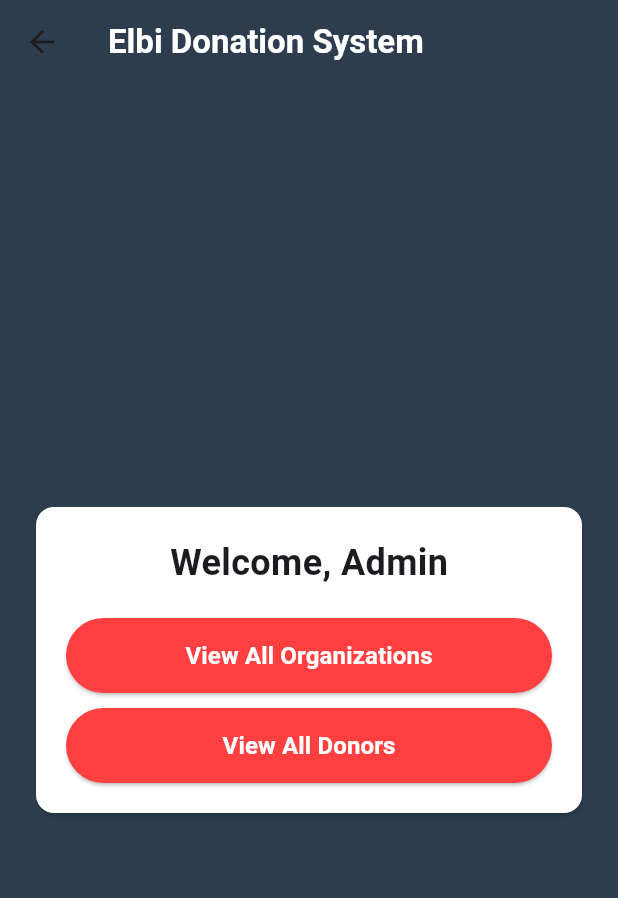
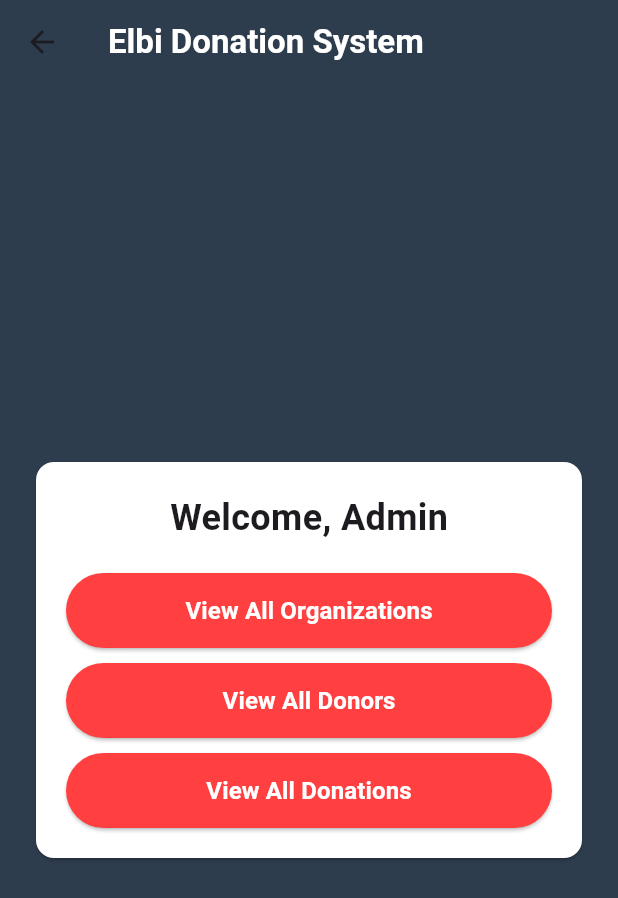
Before and after one commit to ICS-CMSC-23/donation-drive-app, a Flutter app: the AdminPage screen opened directly, on a phone screen of 412 x 824 dp. Shown: the top 898 px of the screen. Run offline on Flutter 3.47's test engine with Material 3 defaults, Android fonts, the phone set to English and light mode, and no system bars; our stand-ins replace cloud_firestore, email_validator, file_picker, firebase_auth, firebase_core, firebase_storage; accounts and stored records are empty.

Commit message:
ui: added button for view all donations

```diff
--- a/lib/screens/admin/AdminPage.dart
+++ b/lib/screens/admin/AdminPage.dart
@@ -1,6 +1,7 @@
 import 'package:flutter/material.dart';
 import 'admin_view_all_donors.dart';
 import 'admin_view_all_orgs.dart';
+import 'admin_view_all_donations.dart';
 
 class AdminPage extends StatelessWidget {
   const AdminPage({super.key});
@@ -86,6 +87,28 @@ class AdminPage extends StatelessWidget {
                           TextStyle(fontSize: 16, fontWeight: FontWeight.bold),
                     ),
                   ),
+                  const SizedBox(height: 10),
+                  ElevatedButton(
+                    style: ElevatedButton.styleFrom(
+                      foregroundColor: Colors.white,
+                      backgroundColor:
+                          const Color.fromRGBO(255, 63, 64, 1), // Text color
+                      minimumSize: Size(
+                          double.infinity, 50), // Full width and fixed height
+                    ),
+                    onPressed: () {
+                      Navigator.push(
+                        context,
+                        MaterialPageRoute(
+                            builder: (context) => const ViewAllDonations()),
+                      );
+                    },
+                    child: const Text(
+                      'View All Donations',
+                      style:
+                          TextStyle(fontSize: 16, fontWeight: FontWeight.bold),
+                    ),
+                  ),
                 ],
               ),
             ),
```
